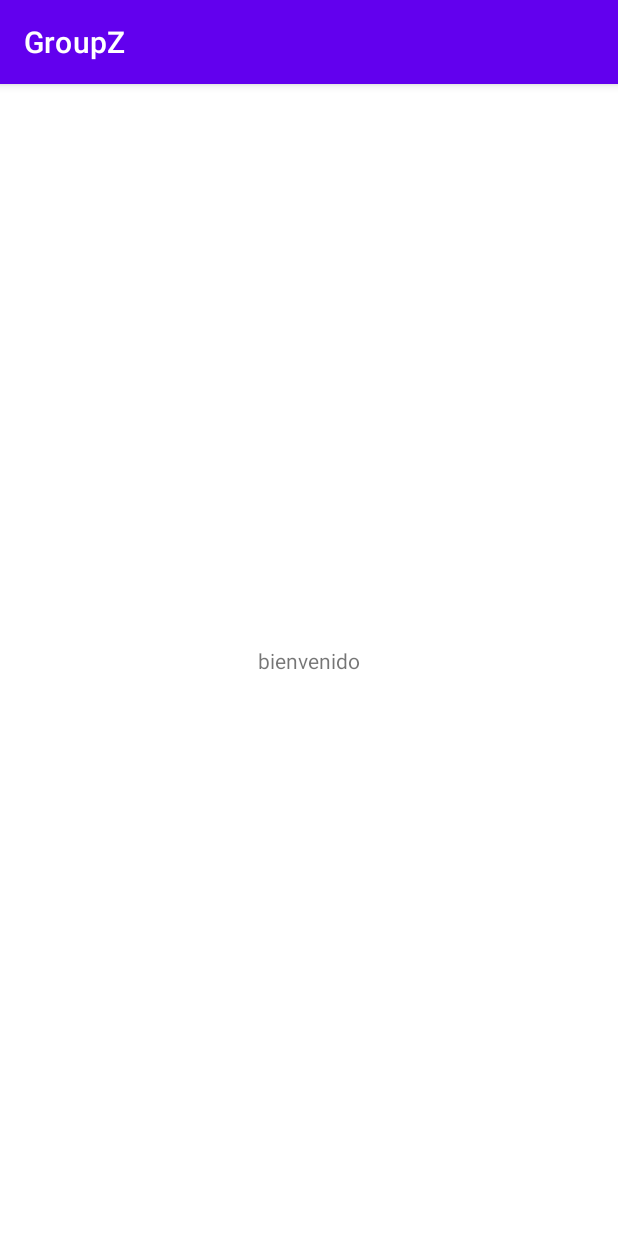
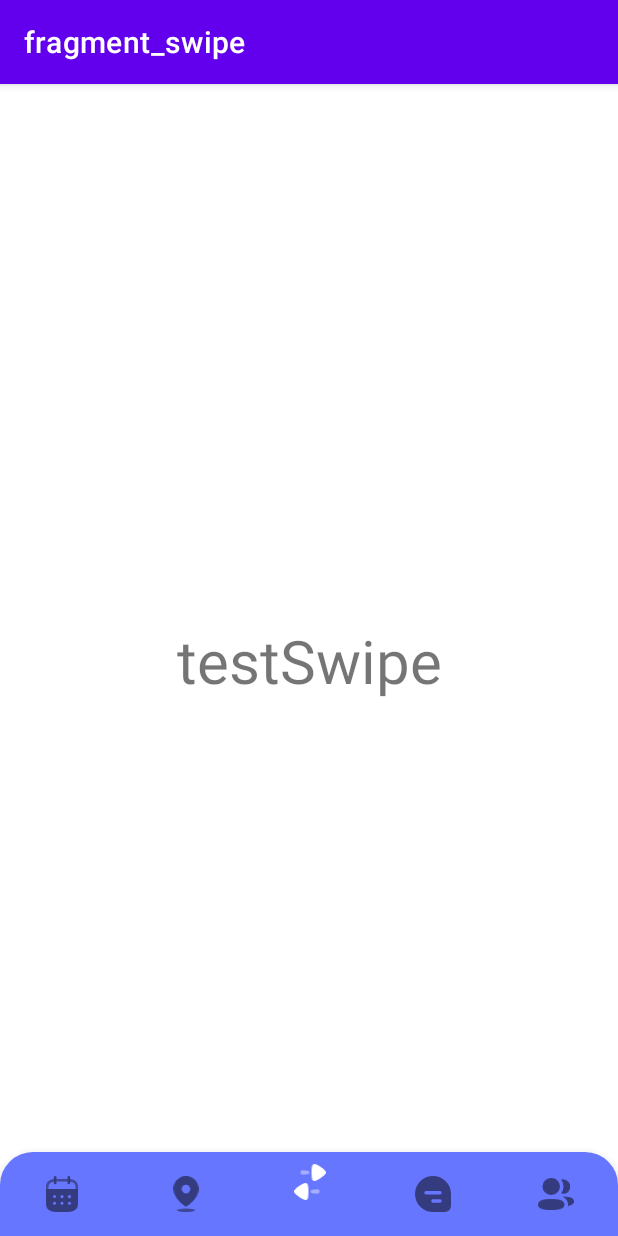
Before and after one commit to AndresOtalora01/GroupZ, an Android app: the MainActivity screen opened directly, with no data from a screen before it, on a phone screen of 412 x 824 dp. Run offline under Robolectric (Android 15) with nearby library versions, the phone set to English and light mode, and no system bars; our stand-ins replace navigation-ui.

Commit message:
Bottom nav bar added with functional navigation between Fragments

```diff
--- a/app/src/main/java/cat/copernic/groupz/ui/activities/home/fragments/LoginFragment.kt
+++ b/app/src/main/java/cat/copernic/groupz/ui/activities/home/fragments/LoginFragment.kt
@@ -1,5 +1,6 @@
 package cat.copernic.groupz.ui.activities.home.fragments
 
+import android.content.Intent
 import android.os.Bundle
 import android.util.Patterns
 import android.view.LayoutInflater
@@ -9,6 +10,7 @@ import androidx.fragment.app.Fragment
 import androidx.navigation.fragment.findNavController
 import cat.copernic.groupz.R
 import cat.copernic.groupz.databinding.FragmentLoginBinding
+import cat.copernic.groupz.ui.activities.main.MainActivity
 import com.google.firebase.auth.FirebaseAuth
 
 
@@ -37,7 +39,7 @@ class LoginFragment : Fragment() {
                     binding.etPassword.text.toString()
                 ).addOnCompleteListener {
                     if (it.isSuccessful) {
-                        findNavController().navigate(R.id.action_login_to_logOutFragment)
+                        startActivity( Intent(context, MainActivity::class.java))
                     } else {
                         binding.etEmail.error = getString(R.string.error_authe_email_password)
                         binding.etPassword.error = getString(R.string.error_authe_email_password)
@@ -52,7 +54,9 @@ class LoginFragment : Fragment() {
     }
 
     fun checkLoginFields(): Boolean {
-        if (binding.etEmail.text.isEmpty() || binding.etPassword.text.isEmpty() || !Patterns.EMAIL_ADDRESS.matcher(binding.etEmail.text.toString()).matches()) {
+        if (binding.etEmail.text.isEmpty() || binding.etPassword.text.isEmpty() || !Patterns.EMAIL_ADDRESS.matcher(
+                binding.etEmail.text.toString()
+            ).matches()) {
             if (binding.etEmail.text.isEmpty()) {
                 binding.etEmail.error = getString(R.string.error_empty_field)
 
--- a/app/src/main/java/cat/copernic/groupz/ui/activities/main/MainActivity.kt
+++ b/app/src/main/java/cat/copernic/groupz/ui/activities/main/MainActivity.kt
@@ -2,11 +2,37 @@ package cat.copernic.groupz.ui.activities.main
 
 import androidx.appcompat.app.AppCompatActivity
 import android.os.Bundle
+import android.view.View
+import androidx.navigation.findNavController
+import androidx.navigation.ui.AppBarConfiguration
+import androidx.navigation.ui.setupActionBarWithNavController
+import androidx.navigation.ui.setupWithNavController
 import cat.copernic.groupz.R
+import cat.copernic.groupz.databinding.ActivityMainBinding
+import com.google.android.material.bottomnavigation.BottomNavigationView
 
 class MainActivity : AppCompatActivity() {
+    private lateinit var binding: ActivityMainBinding
     override fun onCreate(savedInstanceState: Bundle?) {
         super.onCreate(savedInstanceState)
-        setContentView(R.layout.activity_main)
+        binding = ActivityMainBinding.inflate(layoutInflater)
+        val view = binding.root
+        setContentView(view)
+
+
+        val bottomNavigationView = binding.bottomNavigationView
+        val navController = findNavController(R.id.main_nav_host_fragment)
+        val appBarConfiguration = AppBarConfiguration(
+            setOf(
+                R.id.mainEventsFragment,
+                R.id.nearbyPeopleFragment,
+                R.id.swipeFragment,
+                R.id.chatsListFragment,
+                R.id.groupsFragment
+            )
+        )
+        setupActionBarWithNavController(navController, appBarConfiguration)
+        bottomNavigationView.setupWithNavController(navController)
     }
+
 }
--- /dev/null
+++ b/app/src/main/res/color/nav_icon_color.xml
@@ -0,0 +1,5 @@
+<?xml version="1.0" encoding="utf-8"?>
+<selector xmlns:android="http://schemas.android.com/apk/res/android">
+<item android:state_selected="true" android:color="@color/white"/>
+<item android:state_selected="false" android:color="@color/black"/>
+</selector>
--- /dev/null
+++ b/app/src/main/res/drawable/ic_chats_icon.xml
@@ -0,0 +1,12 @@
+<vector xmlns:android="http://schemas.android.com/apk/res/android"
+    android:width="66.755dp"
+    android:height="66.755dp"
+    android:viewportWidth="66.755"
+    android:viewportHeight="66.755">
+  <path
+      android:pathData="M33.377,-0a33.377,33.377 0,0 0,0 66.755L52.906,66.755a22.2,22.2 0,0 0,4.523 -0.271,11.842 11.842,0 0,0 9.055,-9.053 22.078,22.078 0,0 0,0.27 -4.526L66.754,33.377A33.378,33.378 0,0 0,33.377 -0ZM20.457,27.994a3.23,3.23 0,1 0,0 6.46h25.84a3.23,3.23 0,1 0,0 -6.46ZM33.377,43.067a3.23,3.23 0,0 0,0 6.46h12.92a3.23,3.23 0,0 0,0 -6.46Z"
+      android:strokeAlpha="0.5"
+      android:fillColor="#fff"
+      android:fillType="evenOdd"
+      android:fillAlpha="0.5"/>
+</vector>
--- /dev/null
+++ b/app/src/main/res/drawable/ic_groups_icon.xml
@@ -0,0 +1,26 @@
+<vector xmlns:android="http://schemas.android.com/apk/res/android"
+    android:width="72.683dp"
+    android:height="65.415dp"
+    android:viewportWidth="72.683"
+    android:viewportHeight="65.415">
+  <path
+      android:pathData="M26.709,43.093C12.3,43.093 0,45.318 0,54.212s12.225,11.2 26.709,11.2c14.405,0 26.709,-2.225 26.709,-11.119S41.192,43.093 26.709,43.093"
+      android:strokeAlpha="0.5"
+      android:fillColor="#fff"
+      android:fillAlpha="0.5"/>
+  <path
+      android:pathData="M26.709,34.615A17.43,17.43 0,0 0,44.382 17.307,17.43 17.43,0 0,0 26.709,0 17.432,17.432 0,0 0,9.036 17.307,17.432 17.432,0 0,0 26.709,34.615"
+      android:strokeAlpha="0.5"
+      android:fillColor="#fff"
+      android:fillAlpha="0.5"/>
+  <path
+      android:pathData="M51.513,17.621A23.142,23.142 0,0 1,47.377 30.872a0.644,0.644 0,0 0,0.444 1,14.419 14.419,0 0,0 2.034,0.188 14.7,14.7 0,0 0,14.8 -10.722A14.7,14.7 0,0 0,50.275 2.891,15.115 15.115,0 0,0 47.302,3.191 0.538,0.538 0,0 0,46.957 3.391,0.4 0.4,0 0,0 47.025,3.838 23.308,23.308 0,0 1,51.513 17.621"
+      android:strokeAlpha="0.5"
+      android:fillColor="#fff"
+      android:fillAlpha="0.5"/>
+  <path
+      android:pathData="M71.877,44.224c-1.262,-2.636 -4.31,-4.444 -8.947,-5.332A66.7,66.7 0,0 0,49.314 37.734,0.155 0.155,0 0,0 49.177,37.835a0.2,0.2 0,0 0,0.121 0.2c2.546,1.233 12.385,6.6 11.148,17.906a0.752,0.752 0,0 0,0.85 0.843c2.422,-0.338 8.652,-1.651 10.582,-5.732a7.656,7.656 0,0 0,0 -6.825"
+      android:strokeAlpha="0.5"
+      android:fillColor="#fff"
+      android:fillAlpha="0.5"/>
+</vector>
--- /dev/null
+++ b/app/src/main/res/drawable/ic_main_events_icon.xml
@@ -0,0 +1,16 @@
+<vector xmlns:android="http://schemas.android.com/apk/res/android"
+    android:width="55.8dp"
+    android:height="62dp"
+    android:viewportWidth="55.8"
+    android:viewportHeight="62">
+  <path
+      android:pathData="M18.436,9.553L37.478,9.553L37.478,5.119L18.436,5.119ZM14.1,5.301v0.022a21.31,21.31 0,0 0,-4.388 0.875L9.712,6.181c-0.1,0.041 -0.183,0.061 -0.266,0.1a1.607,1.607 0,0 0,-0.332 0.121c-0.314,0.1 -0.628,0.223 -0.923,0.348 -0.157,0.061 -0.314,0.141 -0.471,0.2 -0.215,0.1 -0.449,0.223 -0.665,0.326l-0.532,0.306c-0.157,0.08 -0.3,0.182 -0.452,0.276A12.7,12.7 0,0 0,3.863 9.668l-0.04,0.041c-0.237,0.276 -0.471,0.53 -0.686,0.795l-0.04,0.039A16.424,16.424 0,0 0,0.021 20.994v1.189L4.316,22.183v-1.2c0,-5.225 1.665,-8.478 5.369,-10.145a14.7,14.7 0,0 1,4.43 -1.1h0.04L14.155,5.321ZM52.712,10.527l-0.019,-0.039a9.413,9.413 0,0 0,-0.707 -0.795l-0.024,-0.041a13.423,13.423 0,0 0,-2.231 -1.807c-0.138,-0.083 -0.266,-0.185 -0.431,-0.276s-0.354,-0.2 -0.55,-0.306 -0.431,-0.223 -0.665,-0.326c-0.135,-0.061 -0.3,-0.141 -0.468,-0.2 -0.3,-0.124 -0.591,-0.246 -0.9,-0.348 -0.117,-0.039 -0.215,-0.08 -0.333,-0.121s-0.181,-0.063 -0.266,-0.1v0.022a21.56,21.56 0,0 0,-4.391 -0.875L41.727,9.705a14.191,14.191 0,0 1,4.366 1.1,8.164 8.164,0 0,1 4.1,3.741 13.673,13.673 0,0 1,1.295 6.4v1.231h4.292v-1.2A16.436,16.436 0,0 0,52.712 10.527Z"
+      android:strokeAlpha="0.4"
+      android:fillColor="#fff"
+      android:fillAlpha="0.4"/>
+  <path
+      android:pathData="M41.85,2.223v9.77a2.232,2.232 0,0 1,-4.464 0L37.386,2.245a2.232,2.232 0,0 1,4.464 -0.033ZM18.414,2.258L18.414,12a2.232,2.232 0,1 1,-4.464 0L13.95,2.258a2.232,2.232 0,1 1,4.464 0M55.8,22.183L55.8,46.222C55.8,56.7 49.946,62 38.344,62L17.429,62C5.854,62 0,56.7 0,46.222L0,46.222L0,22.183ZM40.659,44.164A2.6,2.6 0,0 0,38.078 46.8a2.635,2.635 0,0 0,2.581 2.634,2.635 2.635,0 0,0 0,-5.268ZM27.913,44.136a2.649,2.649 0,0 0,0 5.3,2.6 2.6,0 0,0 2.555,-2.662 2.65,2.65 0,0 0,-2.555 -2.634ZM15.14,44.136a2.65,2.65 0,0 0,0 5.3,2.65 2.65,0 0,0 0,-5.3ZM40.659,32.913a2.636,2.636 0,1 0,2.554 2.634A2.579,2.579 0,0 0,40.659 32.913ZM27.913,32.885a2.649,2.649 0,0 0,0 5.3,2.6 2.6,0 0,0 2.555,-2.662 2.632,2.632 0,0 0,-2.555 -2.634ZM15.167,32.885a2.625,2.625 0,0 0,-2.581 2.662,2.556 2.556,0 1,0 2.581,-2.662Z"
+      android:strokeAlpha="0.5"
+      android:fillColor="#fff"
+      android:fillAlpha="0.5"/>
+</vector>
--- /dev/null
+++ b/app/src/main/res/drawable/ic_nearby_people_icon.xml
@@ -0,0 +1,16 @@
+<vector xmlns:android="http://schemas.android.com/apk/res/android"
+    android:width="43.322dp"
+    android:height="61.891dp"
+    android:viewportWidth="43.322"
+    android:viewportHeight="61.891">
+  <path
+      android:pathData="M21.79,52.607h0a2.548,2.548 0,0 1,-1.208 -0.368A57.107,57.107 0,0 1,5.609 38.167,28.553 28.553,0 0,1 0,22.078 22.176,22.176 0,0 1,10.929 2.9,21.318 21.318,0 0,1 32.7,3.078a22.449,22.449 0,0 1,7.815 8.275,22.958 22.958,0 0,1 2.81,11.118c-0.135,6.925 -3.643,14.371 -9.879,20.966a58.025,58.025 0,0 1,-10.394 8.726,3.629 3.629,0 0,1 -1.259,0.446ZM21.639,15a7.248,7.248 0,0 0,-5.2 2.184,7.566 7.566,0 0,0 -1.607,8.171 7.332,7.332 0,0 0,6.8 4.634h0.051a7.2,7.2 0,0 0,5.16 -2.173A7.6,7.6 0,0 0,24.47 15.58,7.205 7.205,0 0,0 21.639,15Z"
+      android:strokeAlpha="0.5"
+      android:fillColor="#fff"
+      android:fillAlpha="0.5"/>
+  <path
+      android:pathData="M6.189,58.797a15.473,3.095 0,1 0,30.946 0a15.473,3.095 0,1 0,-30.946 0z"
+      android:strokeAlpha="0.4"
+      android:fillColor="#fff"
+      android:fillAlpha="0.4"/>
+</vector>
--- /dev/null
+++ b/app/src/main/res/drawable/ic_swipe_icon.xml
@@ -0,0 +1,22 @@
+<vector xmlns:android="http://schemas.android.com/apk/res/android"
+    android:width="65.307dp"
+    android:height="73.813dp"
+    android:viewportWidth="65.307"
+    android:viewportHeight="73.813">
+  <path
+      android:pathData="M28.126,20.891 L17.378,21.841a4.41,4.41 0,0 1,0 -8.82l10.747,0.95a3.46,3.46 0,0 1,0 6.919"
+      android:strokeAlpha="0.4"
+      android:fillColor="#fff"
+      android:fillAlpha="0.4"/>
+  <path
+      android:pathData="M64.216,20.716c-0.168,0.17 -0.8,0.886 -1.385,1.482C59.392,25.926 50.413,32.022 45.716,33.888A14.026,14.026 0,0 1,42.233 34.864,5.811 5.811,0 0,1 39.59,34.227 5.478,5.478 0,0 1,37.241 31.6,28.442 28.442,0 0,1 36.484,28.508 68.671,68.671 45,0 1,35.774 17.451,79.289 79.289,45 0,1 36.402,6.737a24,24 62.7238,0 1,1.008 -3.856,5.272 5.272,135 0,1 4.656,-2.88l0.168,-0a14.616,14.616 135,0 1,3.9 1.184C50.581,3.05 59.348,8.852 62.874,12.708a16.539,16.539 135,0 1,1.426 1.61,5.136 5.136,135 0,1 1.008,3.091 5.393,5.393 135,0 1,-1.09 3.306"
+      android:fillColor="#fff"/>
+  <path
+      android:pathData="M37.181,59.841 L47.929,60.791a4.41,4.41 0,0 0,0 -8.82L37.181,52.922a3.46,3.46 0,0 0,0 6.919"
+      android:strokeAlpha="0.4"
+      android:fillColor="#fff"
+      android:fillAlpha="0.4"/>
+  <path
+      android:pathData="M1.09,59.666c0.168,0.17 0.8,0.886 1.385,1.482C5.914,64.876 14.893,70.972 19.59,72.838A14.026,14.026 135,0 0,23.073 73.814a5.811,5.811 0,0 0,2.643 -0.637,5.478 5.478,45.0002 0,0 2.349,-2.627 28.442,28.442 0,0 0,0.757 -3.091,68.671 68.671,0 0,0 0.71,-11.057A79.288,79.288 0,0 0,28.9 45.687,24 24,0 0,0 27.9,41.83a5.272,5.272 0,0 0,-4.656 -2.88l-0.168,-0a14.616,14.616 135,0 0,-3.9 1.184C14.725,42 5.958,47.802 2.434,51.658a16.539,16.539 0,0 0,-1.426 1.61A5.136,5.136 45,0 0,0 56.36a5.393,5.393 0,0 0,1.09 3.306"
+      android:fillColor="#fff"/>
+</vector>
--- /dev/null
+++ b/app/src/main/res/drawable/rounded_menu.xml
@@ -0,0 +1,7 @@
+<?xml version="1.0" encoding="utf-8"?>
+<shape xmlns:android="http://schemas.android.com/apk/res/android">
+    <solid android:color="@color/blue_primary" />
+    <corners
+        android:topLeftRadius="22dp"
+        android:topRightRadius="22dp" />
+</shape>
--- a/app/src/main/res/layout/activity_main.xml
+++ b/app/src/main/res/layout/activity_main.xml
@@ -6,13 +6,27 @@
     android:layout_height="match_parent"
     tools:context=".ui.activities.main.MainActivity">
 
-    <TextView
-        android:id="@+id/textView"
-        android:layout_width="wrap_content"
+
+    <com.google.android.material.bottomnavigation.BottomNavigationView
+        android:id="@+id/bottomNavigationView"
+        android:layout_width="match_parent"
         android:layout_height="wrap_content"
-        android:text="bienvenido"
+        android:background="@drawable/rounded_menu"
         app:layout_constraintBottom_toBottomOf="parent"
         app:layout_constraintEnd_toEndOf="parent"
         app:layout_constraintStart_toStartOf="parent"
-        app:layout_constraintTop_toTopOf="parent" />
+        app:itemIconTint="@color/nav_icon_color"
+        app:menu="@menu/bottom_menu" />
+
+    <fragment
+        android:id="@+id/main_nav_host_fragment"
+        android:name="androidx.navigation.fragment.NavHostFragment"
+        android:layout_width="match_parent"
+        android:layout_height="match_parent"
+        app:defaultNavHost="true"
+        app:layout_constraintBottom_toBottomOf="parent"
+        app:layout_constraintEnd_toEndOf="parent"
+        app:layout_constraintStart_toStartOf="parent"
+        app:layout_constraintTop_toTopOf="parent"
+        app:navGraph="@navigation/main_nav" />
 </androidx.constraintlayout.widget.ConstraintLayout>
--- a/app/src/main/res/layout/fragment_chats_list.xml
+++ b/app/src/main/res/layout/fragment_chats_list.xml
@@ -1,14 +1,19 @@
 <?xml version="1.0" encoding="utf-8"?>
-<FrameLayout xmlns:android="http://schemas.android.com/apk/res/android"
+<androidx.constraintlayout.widget.ConstraintLayout xmlns:android="http://schemas.android.com/apk/res/android"
+    xmlns:app="http://schemas.android.com/apk/res-auto"
     xmlns:tools="http://schemas.android.com/tools"
     android:layout_width="match_parent"
     android:layout_height="match_parent"
     tools:context=".ui.activities.main.fragments.ChatsListFragment">
 
-    <!-- TODO: Update blank fragment layout -->
     <TextView
-        android:layout_width="match_parent"
-        android:layout_height="match_parent"
-        android:text="@string/hello_blank_fragment" />
+        android:layout_width="wrap_content"
+        android:layout_height="wrap_content"
+        android:text="testChats"
+        android:textSize="40dp"
+        app:layout_constraintBottom_toBottomOf="parent"
+        app:layout_constraintEnd_toEndOf="parent"
+        app:layout_constraintStart_toStartOf="parent"
+        app:layout_constraintTop_toTopOf="parent" />
 
-</FrameLayout>
+</androidx.constraintlayout.widget.ConstraintLayout>
--- a/app/src/main/res/layout/fragment_groups.xml
+++ b/app/src/main/res/layout/fragment_groups.xml
@@ -1,14 +1,19 @@
 <?xml version="1.0" encoding="utf-8"?>
-<FrameLayout xmlns:android="http://schemas.android.com/apk/res/android"
+<androidx.constraintlayout.widget.ConstraintLayout xmlns:android="http://schemas.android.com/apk/res/android"
+    xmlns:app="http://schemas.android.com/apk/res-auto"
     xmlns:tools="http://schemas.android.com/tools"
     android:layout_width="match_parent"
     android:layout_height="match_parent"
     tools:context=".ui.activities.main.fragments.GroupsFragment">
 
-    <!-- TODO: Update blank fragment layout -->
     <TextView
-        android:layout_width="match_parent"
-        android:layout_height="match_parent"
-        android:text="@string/hello_blank_fragment" />
+        android:layout_width="wrap_content"
+        android:layout_height="wrap_content"
+        android:text="testGroups"
+        android:textSize="40dp"
+        app:layout_constraintBottom_toBottomOf="parent"
+        app:layout_constraintEnd_toEndOf="parent"
+        app:layout_constraintStart_toStartOf="parent"
+        app:layout_constraintTop_toTopOf="parent" />
 
-</FrameLayout>
+</androidx.constraintlayout.widget.ConstraintLayout>
--- a/app/src/main/res/layout/fragment_main_events.xml
+++ b/app/src/main/res/layout/fragment_main_events.xml
@@ -1,14 +1,19 @@
 <?xml version="1.0" encoding="utf-8"?>
-<FrameLayout xmlns:android="http://schemas.android.com/apk/res/android"
+<androidx.constraintlayout.widget.ConstraintLayout xmlns:android="http://schemas.android.com/apk/res/android"
+    xmlns:app="http://schemas.android.com/apk/res-auto"
     xmlns:tools="http://schemas.android.com/tools"
     android:layout_width="match_parent"
     android:layout_height="match_parent"
     tools:context=".ui.activities.main.fragments.MainEventsFragment">
 
-    <!-- TODO: Update blank fragment layout -->
     <TextView
-        android:layout_width="match_parent"
-        android:layout_height="match_parent"
-        android:text="@string/hello_blank_fragment" />
+        android:layout_width="wrap_content"
+        android:layout_height="wrap_content"
+        android:text="testMainEvents"
+        android:textSize="40dp"
+        app:layout_constraintBottom_toBottomOf="parent"
+        app:layout_constraintEnd_toEndOf="parent"
+        app:layout_constraintStart_toStartOf="parent"
+        app:layout_constraintTop_toTopOf="parent" />
 
-</FrameLayout>
+</androidx.constraintlayout.widget.ConstraintLayout>
--- a/app/src/main/res/layout/fragment_nearby_people.xml
+++ b/app/src/main/res/layout/fragment_nearby_people.xml
@@ -1,14 +1,19 @@
 <?xml version="1.0" encoding="utf-8"?>
-<FrameLayout xmlns:android="http://schemas.android.com/apk/res/android"
+<androidx.constraintlayout.widget.ConstraintLayout xmlns:android="http://schemas.android.com/apk/res/android"
+    xmlns:app="http://schemas.android.com/apk/res-auto"
     xmlns:tools="http://schemas.android.com/tools"
     android:layout_width="match_parent"
     android:layout_height="match_parent"
     tools:context=".ui.activities.main.fragments.NearbyPeopleFragment">
 
-    <!-- TODO: Update blank fragment layout -->
     <TextView
-        android:layout_width="match_parent"
-        android:layout_height="match_parent"
-        android:text="@string/hello_blank_fragment" />
+        android:layout_width="wrap_content"
+        android:layout_height="wrap_content"
+        android:text="testNearbyPeople"
+        android:textSize="40dp"
+        app:layout_constraintBottom_toBottomOf="parent"
+        app:layout_constraintEnd_toEndOf="parent"
+        app:layout_constraintStart_toStartOf="parent"
+        app:layout_constraintTop_toTopOf="parent" />
 
-</FrameLayout>
+</androidx.constraintlayout.widget.ConstraintLayout>
--- a/app/src/main/res/layout/fragment_swipe.xml
+++ b/app/src/main/res/layout/fragment_swipe.xml
@@ -1,14 +1,20 @@
 <?xml version="1.0" encoding="utf-8"?>
-<FrameLayout xmlns:android="http://schemas.android.com/apk/res/android"
+<androidx.constraintlayout.widget.ConstraintLayout xmlns:android="http://schemas.android.com/apk/res/android"
+    xmlns:app="http://schemas.android.com/apk/res-auto"
     xmlns:tools="http://schemas.android.com/tools"
     android:layout_width="match_parent"
     android:layout_height="match_parent"
     tools:context=".ui.activities.main.fragments.SwipeFragment">
 
-    <!-- TODO: Update blank fragment layout -->
+
     <TextView
-        android:layout_width="match_parent"
-        android:layout_height="match_parent"
-        android:text="@string/hello_blank_fragment" />
+        android:layout_width="wrap_content"
+        android:layout_height="wrap_content"
+        android:text="testSwipe"
+        android:textSize="40dp"
+        app:layout_constraintBottom_toBottomOf="parent"
+        app:layout_constraintEnd_toEndOf="parent"
+        app:layout_constraintStart_toStartOf="parent"
+        app:layout_constraintTop_toTopOf="parent" />
 
-</FrameLayout>
+</androidx.constraintlayout.widget.ConstraintLayout>
--- /dev/null
+++ b/app/src/main/res/menu/bottom_menu.xml
@@ -0,0 +1,27 @@
+<?xml version="1.0" encoding="utf-8"?>
+<menu xmlns:android="http://schemas.android.com/apk/res/android"
+    xmlns:app="http://schemas.android.com/apk/res-auto">
+
+    <item
+        android:id="@+id/mainEventsFragment"
+        android:icon="@drawable/ic_main_events_icon"
+        android:title=""
+        />
+    <item
+        android:id="@+id/nearbyPeopleFragment"
+        android:icon="@drawable/ic_nearby_people_icon"
+        android:iconTint="@color/white"
+        android:title="" />
+    <item
+        android:id="@+id/swipeFragment"
+        android:icon="@drawable/ic_swipe_icon"
+        android:title="" />
+    <item
+        android:id="@+id/chatsListFragment"
+        android:icon="@drawable/ic_chats_icon"
+        android:title="" />
+    <item
+        android:id="@+id/groupsFragment"
+        android:icon="@drawable/ic_groups_icon"
+        android:title="" />
+</menu>
--- a/app/src/main/res/navigation/entry_nav.xml
+++ b/app/src/main/res/navigation/entry_nav.xml
@@ -13,9 +13,6 @@
         <action
             android:id="@+id/action_login_to_register"
             app:destination="@id/register" />
-        <action
-            android:id="@+id/action_login_to_logOutFragment"
-            app:destination="@id/logOutFragment" />
     </fragment>
     <fragment
         android:id="@+id/register"
```
